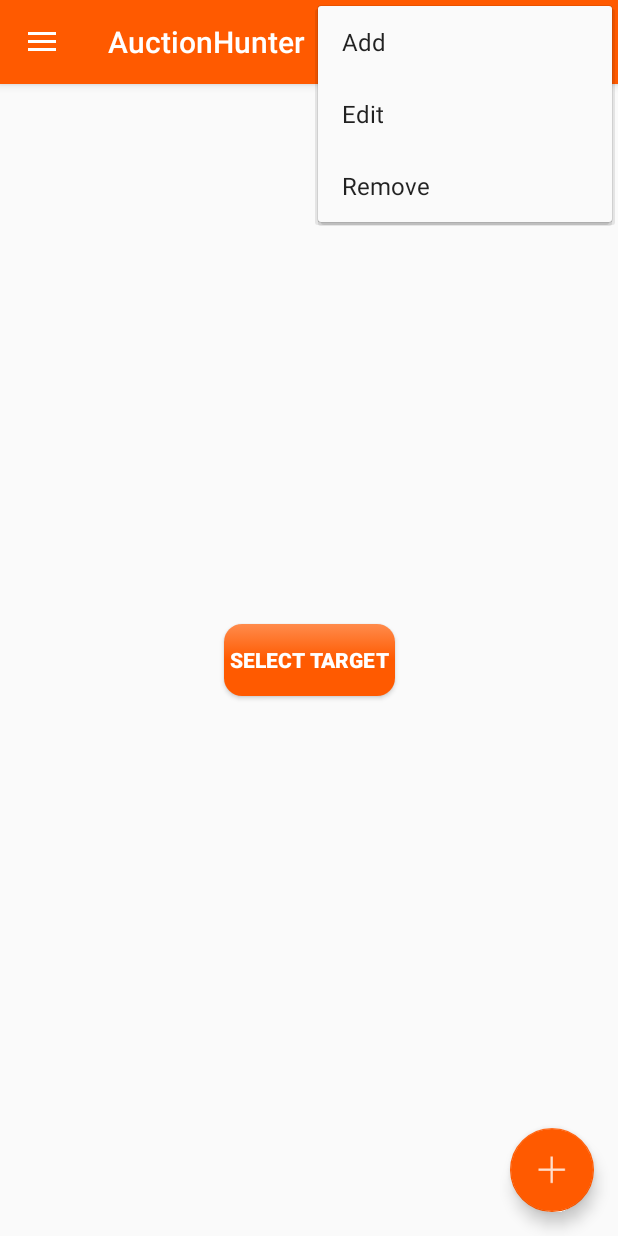
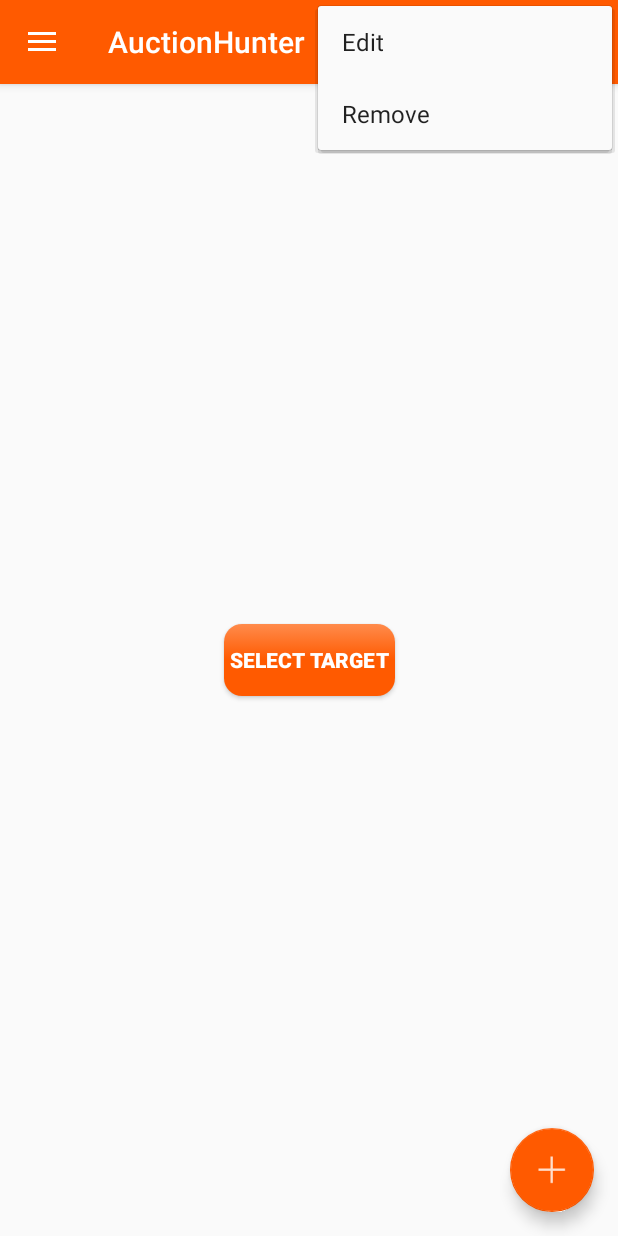
Before and after one commit to sebastiansokolowski/AuctionHunter---Allegro, an Android app: the screen it shows after launch (MainActivity), with the options menu open, on a phone screen of 412 x 824 dp. Run offline under Robolectric (Android 15) with nearby library versions, the phone set to English and light mode, and no system bars; our stand-ins replace Picasso; libraries missing offline, so code that uses them is left out: com.alexgilleran.icesoap, io.realm; pictures from the network do not load; 3 statements that could not run were skipped.

Commit message:
Remove option add target from menu. Fix infinite loading when no new target items.

```diff
--- a/app/src/main/java/com/sebastian/sokolowski/auctionhunter/main/MainActivity.java
+++ b/app/src/main/java/com/sebastian/sokolowski/auctionhunter/main/MainActivity.java
@@ -166,9 +166,6 @@ public class MainActivity extends AppCompatActivity implements MainContract.View
                 break;
             case R.id.target_view_type:
                 break;
-            case R.id.add_target:
-                mMainPresenter.addNewTarget();
-                break;
             case R.id.edit_target:
                 mMainPresenter.editTarget();
                 break;
@@ -212,6 +209,7 @@ public class MainActivity extends AppCompatActivity implements MainContract.View
         mTargetList.setVisibility(View.INVISIBLE);
         mTextInfo.setVisibility(View.VISIBLE);
         mSwipeContainer.setVisibility(View.VISIBLE);
+        mSwipeContainer.setRefreshing(false);
         mTextInfo.setText(getString(R.string.main_activity_no_data));
     }
 
--- a/app/src/main/res/menu/main_activity.xml
+++ b/app/src/main/res/menu/main_activity.xml
@@ -12,11 +12,6 @@
         android:title="@string/sort"
         app:showAsAction="collapseActionView|ifRoom" />
     <item
-        android:id="@+id/add_target"
-        android:icon="@drawable/ic_action_new"
-        android:title="@string/cat_add"
-        app:showAsAction="collapseActionView|ifRoom" />
-    <item
         android:id="@+id/edit_target"
         android:icon="@drawable/ic_action_edit"
         android:title="@string/cat_edit"
```
